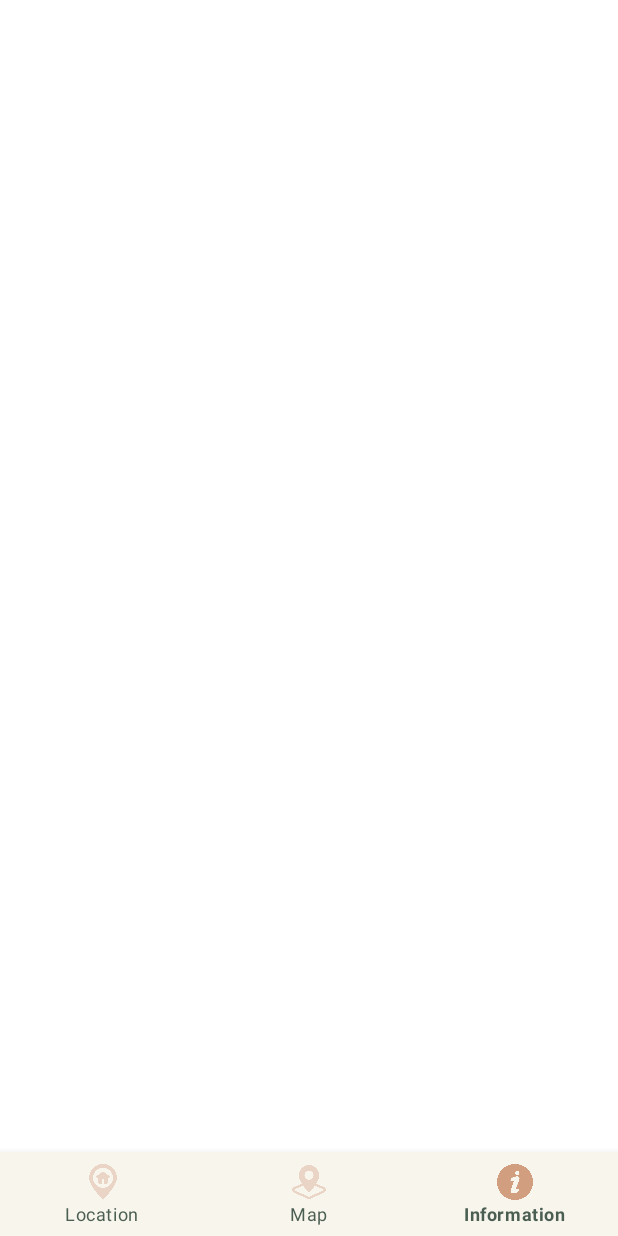
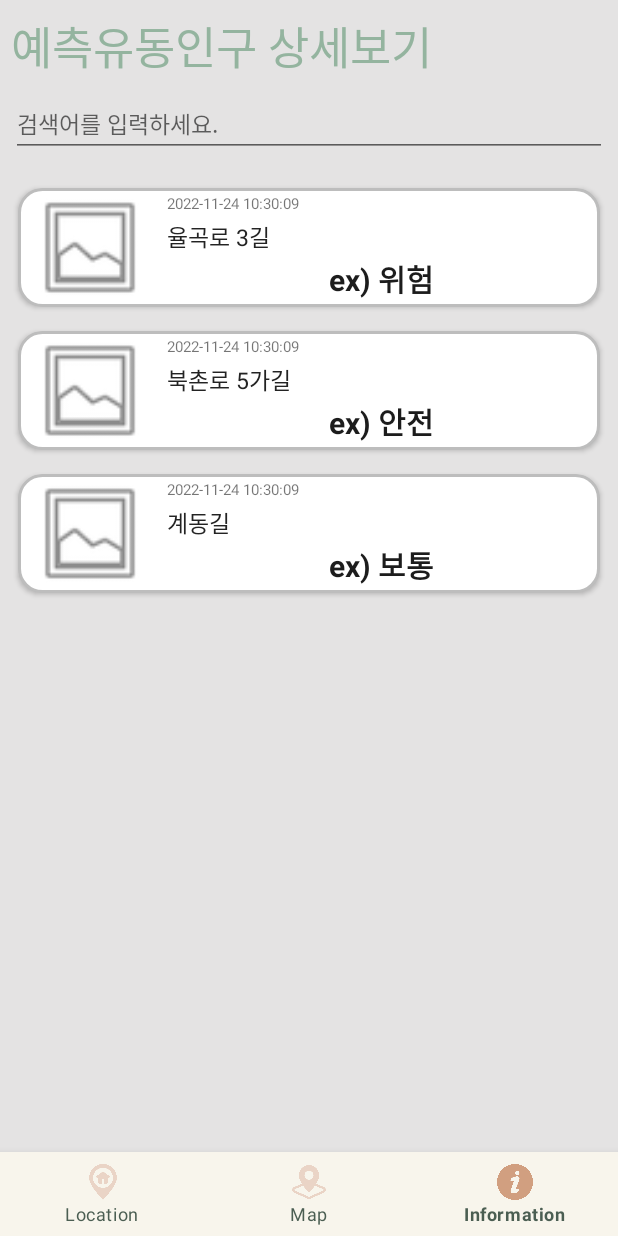
Before and after one commit to chohe3212/ai-x-hackathon, an Android app: the screen it shows after launch (MainActivity), item 3 of the bottom bar chosen, on a phone screen of 412 x 824 dp. Run offline under Robolectric (Android 15) with nearby library versions, the phone set to English and light mode, and no system bars; libraries missing offline, so code that uses them is left out: net.daum.android, net.daum.mf; 61 statements that could not run were skipped.

Commit message:
11/24 commit

```diff
--- a/app/build.gradle
+++ b/app/build.gradle
@@ -40,5 +40,7 @@ dependencies {
     androidTestImplementation 'androidx.test.ext:junit:1.1.3'
     androidTestImplementation 'androidx.test.espresso:espresso-core:3.4.0'
 
+    implementation "androidx.cardview:cardview:1.0.0"
     //implementation 'com.alespero:expandable-cardview:0.8'
+    implementation 'com.github.PhilJay:MPAndroidChart:v3.1.0'
 }
--- /dev/null
+++ b/app/src/main/java/my/ai_x_hackathon/InfoAdapter.java
@@ -0,0 +1,92 @@
+package my.ai_x_hackathon;
+
+import android.text.format.DateFormat;
+import android.util.Log;
+import android.view.LayoutInflater;
+import android.view.View;
+import android.view.ViewGroup;
+import android.widget.TextView;
+import android.widget.Toast;
+
+import androidx.annotation.NonNull;
+import androidx.cardview.widget.CardView;
+import androidx.recyclerview.widget.RecyclerView;
+
+import java.text.SimpleDateFormat;
+import java.util.ArrayList;
+import java.util.Calendar;
+import java.util.Date;
+import java.util.Locale;
+import java.util.zip.Inflater;
+
+public class InfoAdapter extends RecyclerView.Adapter<InfoAdapter.MyViewHolder> {
+    private ArrayList<InfoList> mDataset;
+    onItemClickListener OnItemClickListener;
+    long mNow;
+    Date mDate;
+    SimpleDateFormat mFormat = new SimpleDateFormat("yyyy-MM-dd hh:mm:ss");
+
+    InfoFragment infoFragment = new InfoFragment();
+
+    public class MyViewHolder extends RecyclerView.ViewHolder {
+        public TextView text_address;
+        public TextView text_danger;
+        TextView text_time;
+        CardView cardView;
+
+        public MyViewHolder(View view, onItemClickListener onItemClickListener){
+            super(view);
+            text_address = view.findViewById(R.id.info_text_address);
+            text_danger = view.findViewById(R.id.info_text_danger);
+            text_time = view.findViewById(R.id.text_info_time);
+            cardView = view.findViewById(R.id.info_cardview);
+        }
+    }
+    public InfoAdapter(ArrayList<InfoList> myData) {
+        this.mDataset = myData;
+    }
+
+    @NonNull
+    @Override
+    public InfoAdapter.MyViewHolder onCreateViewHolder(@NonNull ViewGroup parent, int viewType) {
+        LayoutInflater inflater = LayoutInflater.from(parent.getContext());
+        View item = inflater.inflate(R.layout.info_cardview, parent, false);
+        return new MyViewHolder(item, OnItemClickListener);
+    }
+
+    private String getTime(){
+        mNow = System.currentTimeMillis();
+        mDate = new Date(mNow);
+        return mFormat.format(mDate);
+    }
+    @Override
+    public void onBindViewHolder(@NonNull InfoAdapter.MyViewHolder holder, int position) {
+                                                             // int position에있는 오류 걍 무시해여
+
+        holder.text_address.setText(mDataset.get(holder.getAdapterPosition()).getAddress());
+        holder.text_danger.setText(mDataset.get(holder.getAdapterPosition()).getDanger());
+        String time = mDataset.get(position).getTime();
+
+        // 시간 설정하기
+
+        holder.text_time.setText(getTime());
+
+        holder.cardView.setOnClickListener(new View.OnClickListener() {
+            @Override
+            public void onClick(View view) {
+                Toast.makeText(view.getContext(),String.valueOf(holder.getAdapterPosition()),Toast.LENGTH_SHORT).show();
+                // 그래프 보여주기
+            }
+        });
+    }
+
+    @Override
+    public int getItemCount() {
+        return mDataset.size();
+    }
+
+    public void setItems(ArrayList<InfoList> list) {
+        mDataset = list;
+        notifyDataSetChanged();
+    }
+}
--- a/app/src/main/java/my/ai_x_hackathon/InfoFragment.java
+++ b/app/src/main/java/my/ai_x_hackathon/InfoFragment.java
@@ -3,62 +3,83 @@ package my.ai_x_hackathon;
 import android.os.Bundle;
 
 import androidx.fragment.app.Fragment;
+import androidx.recyclerview.widget.LinearLayoutManager;
+import androidx.recyclerview.widget.RecyclerView;
 
+import android.text.Editable;
+import android.text.TextWatcher;
 import android.view.LayoutInflater;
 import android.view.View;
 import android.view.ViewGroup;
+import android.widget.EditText;
+import my.ai_x_hackathon.R;
 
-/**
- * A simple {@link Fragment} subclass.
- * Use the {@link InfoFragment#newInstance} factory method to
- * create an instance of this fragment.
- */
+import java.util.ArrayList;
+
 public class InfoFragment extends Fragment {
-
-    // TODO: Rename parameter arguments, choose names that match
-    // the fragment initialization parameters, e.g. ARG_ITEM_NUMBER
-    private static final String ARG_PARAM1 = "param1";
-    private static final String ARG_PARAM2 = "param2";
-
-    // TODO: Rename and change types of parameters
-    private String mParam1;
-    private String mParam2;
-
-    public InfoFragment() {
-        // Required empty public constructor
-    }
-
-    /**
-     * Use this factory method to create a new instance of
-     * this fragment using the provided parameters.
-     *
-     * @param param1 Parameter 1.
-     * @param param2 Parameter 2.
-     * @return A new instance of fragment RankFragment.
-     */
-    // TODO: Rename and change types and number of parameters
-    public static InfoFragment newInstance(String param1, String param2) {
-        InfoFragment fragment = new InfoFragment();
-        Bundle args = new Bundle();
-        args.putString(ARG_PARAM1, param1);
-        args.putString(ARG_PARAM2, param2);
-        fragment.setArguments(args);
-        return fragment;
-    }
+    private ArrayList<InfoList> InfoList = new ArrayList<>();
+    private RecyclerView recyclerView;
+    InfoAdapter mAdapter;
+    EditText SearchET;
+    ArrayList<InfoList> search_list = new ArrayList<>();
 
     @Override
     public void onCreate(Bundle savedInstanceState) {
         super.onCreate(savedInstanceState);
-        if (getArguments() != null) {
-            mParam1 = getArguments().getString(ARG_PARAM1);
-            mParam2 = getArguments().getString(ARG_PARAM2);
-        }
+
+        // 수정필요!! (임의로 추가한거임. db에서 받아서 넣어야함)
+        InfoList.add(new InfoList("율곡로 3길","ex) 위험"));
+        InfoList.add(new InfoList("북촌로 5가길","ex) 안전"));
+        InfoList.add(new InfoList("계동길","ex) 보통"));
+
     }
 
     @Override
     public View onCreateView(LayoutInflater inflater, ViewGroup container,
                              Bundle savedInstanceState) {
-        // Inflate the layout for this fragment
-        return inflater.inflate(R.layout.fragment_info, container, false);
+        View v = inflater.inflate(R.layout.fragment_info,container,false);
+
+        SearchET = (EditText) v.findViewById(R.id.edit_Search);
+        SearchET.addTextChangedListener(new TextWatcher() {
+            @Override
+            public void beforeTextChanged(CharSequence charSequence, int i, int i1, int i2) {
+
+            }
+
+            @Override
+            public void onTextChanged(CharSequence charSequence, int i, int i1, int i2) {
+
+            }
+
+            @Override
+            public void afterTextChanged(Editable editable) {
+                String searchText = SearchET.getText().toString();
+                //searchFilter(searchText);
+                search_list.clear();
+
+                if(searchText.equals("")) {
+                    mAdapter.setItems(InfoList);
+                }else {
+                    for(int a=0; a< InfoList.size(); a++) {
+                        if (InfoList.get(a).getAddress().toLowerCase().contains(searchText.toLowerCase())) {
+                            search_list.add(InfoList.get(a));
+                        }
+                        mAdapter.setItems(search_list);
+                    }
+                }
+
+            }
+        });
+        recyclerView = (RecyclerView) v.findViewById(R.id.inforecycle);
+        //recyclerView.setHasFixedSize(true);
+        mAdapter = new InfoAdapter(InfoList);
+
+        //RecyclerView.LayoutManager mLayoutManager = new LinearLayoutManager(getActivity());
+        //recyclerView.setLayoutManager(mLayoutManager);
+        recyclerView.setLayoutManager(new LinearLayoutManager(getActivity()));
+        //recyclerView.setItemAnimator(new DefaultItemAnimator());
+        recyclerView.setAdapter(mAdapter);
+
+        return v;
     }
 }
--- /dev/null
+++ b/app/src/main/java/my/ai_x_hackathon/InfoList.java
@@ -0,0 +1,29 @@
+package my.ai_x_hackathon;
+
+public class InfoList {
+    private String address;
+    private String danger;
+    private String Time;
+
+    public InfoList(String address, String danger){
+        this.address = address;
+        this.danger = danger;}
+
+    public  String getAddress(){return address;}
+
+    public String getDanger(){return danger;}
+
+
+    // 주소, 위험도 받아서 넣기
+    public void setAddress(String address){this.address = address;}
+
+    public void setDanger(String danger){this.danger = danger;}
+
+    public String getTime() {
+        return Time;
+    }
+
+    public void setTime(String time) {
+        Time = time;
+    }
+}
--- /dev/null
+++ b/app/src/main/java/my/ai_x_hackathon/onItemClickListener.java
@@ -0,0 +1,7 @@
+package my.ai_x_hackathon;
+
+import android.view.View;
+
+public interface onItemClickListener {
+    void onItemClick(InfoAdapter.MyViewHolder viewHolder, View view, int position);
+}
--- /dev/null
+++ b/app/src/main/res/drawable/radius.xml
@@ -0,0 +1,12 @@
+<?xml version="1.0" encoding="utf-8"?>
+<shape xmlns:android="http://schemas.android.com/apk/res/android"
+    android:shape="rectangle" android:padding = "10dp">
+    <solid android:color="#ffffff"></solid>
+    <corners
+        android:bottomLeftRadius="15dp"
+        android:bottomRightRadius="15dp"
+        android:topLeftRadius="15dp"
+        android:topRightRadius="15dp"></corners>
+    <stroke android:width="2dp"
+        android:color="#BDBDBD"></stroke>
+</shape>
--- /dev/null
+++ b/app/src/main/res/font/custom_font_family.xml
@@ -0,0 +1,25 @@
+<?xml version="1.0" encoding="utf-8"?>
+<font-family
+    xmlns:android="http://schemas.android.com/apk/res/android"
+    xmlns:app="http://schemas.android.com/apk/res-auto">
+
+    <!--regular-->
+    <font
+        android:font="@font/font_1"
+        android:fontStyle="normal"
+        android:fontWeight="400"
+        app:font="@font/font_1"
+        app:fontStyle="normal"
+        app:fontWeight="500" />
+
+    <!--bold-->
+    <font
+        android:font="@font/font_1"
+        android:fontStyle="normal"
+        android:fontWeight="700"
+        app:font="@font/font_1"
+        app:fontStyle="normal"
+        app:fontWeight="1000" />
+
+
+</font-family>
--- a/app/src/main/res/layout/fragment_info.xml
+++ b/app/src/main/res/layout/fragment_info.xml
@@ -1,8 +1,39 @@
 <?xml version="1.0" encoding="utf-8"?>
 <LinearLayout xmlns:android="http://schemas.android.com/apk/res/android"
+    xmlns:app="http://schemas.android.com/apk/res-auto"
     xmlns:tools="http://schemas.android.com/tools"
     android:layout_width="match_parent"
     android:layout_height="match_parent"
+    android:background="#E4E3E3"
+    android:orientation="vertical"
     tools:context=".InfoFragment">
 
+    <TextView
+        android:layout_width="wrap_content"
+        android:layout_height="wrap_content"
+        android:fontFamily="@font/font_outline"
+        android:paddingLeft="7dp"
+        android:paddingTop="8dp"
+        android:text="예측유동인구 상세보기"
+        android:textColor="#94B49F"
+        android:textSize="30dp"/>
+
+    <EditText
+        android:id="@+id/edit_Search"
+        android:layout_width="match_parent"
+        android:layout_height="wrap_content"
+        android:fontFamily="@font/font_1"
+        android:layout_margin="7dp"
+        android:hint="검색어를 입력하세요."
+        android:textSize="15sp" />
+
+    <androidx.recyclerview.widget.RecyclerView
+        android:id="@+id/inforecycle"
+        android:layout_width="match_parent"
+        android:layout_height="match_parent"
+        android:orientation="vertical"
+        android:padding="5dp">
+
+    </androidx.recyclerview.widget.RecyclerView>
+
 </LinearLayout>
--- /dev/null
+++ b/app/src/main/res/layout/info_cardview.xml
@@ -0,0 +1,64 @@
+<androidx.cardview.widget.CardView xmlns:android="http://schemas.android.com/apk/res/android"
+    xmlns:app="http://schemas.android.com/apk/res-auto"
+    xmlns:tools="http://schemas.android.com/tools"
+    android:id="@+id/info_cardview"
+    android:layout_width="match_parent"
+    android:layout_height="wrap_content"
+    app:cardBackgroundColor="#00000000"
+    android:orientation="vertical"
+    app:cardUseCompatPadding="true"
+    app:cardCornerRadius="15dp"
+    app:strokeColor="#00000000">
+
+
+    <LinearLayout
+        android:layout_width="match_parent"
+        android:layout_height="wrap_content"
+        android:background="@drawable/radius"
+        android:orientation="horizontal">
+
+        <ImageView
+            android:id="@+id/imageView3"
+            android:layout_width="96dp"
+            android:layout_height="79dp"
+            app:srcCompat="@android:drawable/ic_menu_gallery" />
+
+        <LinearLayout
+            android:layout_width="match_parent"
+            android:layout_height="match_parent"
+            android:orientation="vertical">
+
+            <TextView
+                android:id="@+id/text_info_time"
+                android:layout_width="match_parent"
+                android:layout_height="wrap_content"
+                android:layout_margin="3dp"
+                android:textSize="10sp"
+                android:text="time" />
+
+            <TextView
+                android:id="@+id/info_text_address"
+                android:layout_width="match_parent"
+                android:layout_height="wrap_content"
+                android:layout_marginStart="3dp"
+                android:layout_weight="1"
+                android:text="주소"
+                android:textColor="#232323"
+                android:textSize="15sp" />
+
+            <TextView
+                android:id="@+id/info_text_danger"
+                android:layout_width="match_parent"
+                android:layout_height="wrap_content"
+                android:layout_marginBottom="3dp"
+                android:layout_weight="1"
+                android:gravity="center"
+                android:text="위험도"
+                android:textColor="#1C1C1C"
+                android:textSize="20sp"
+                android:textStyle="bold" />
+        </LinearLayout>
+
+    </LinearLayout>
+
+</androidx.cardview.widget.CardView>
```
Also changed, not shown: settings.gradle (+5 -2 lines), 2 other files.
